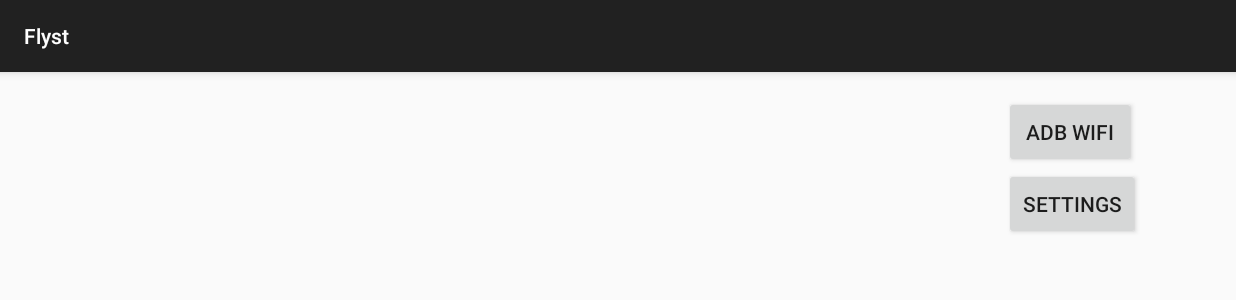
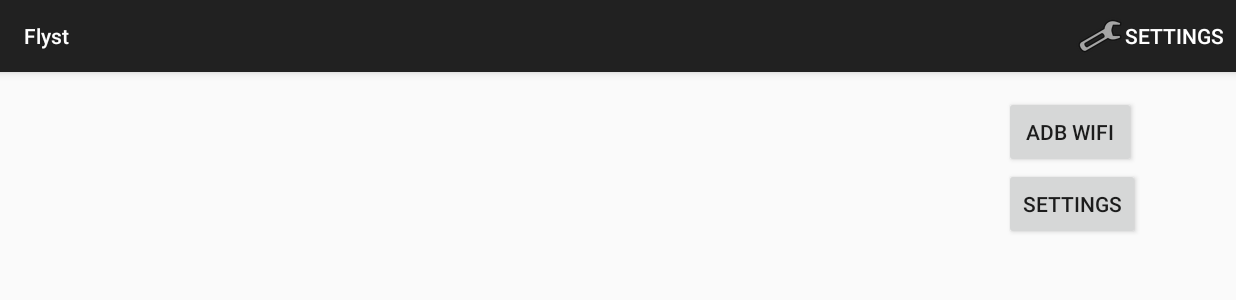
Before and after one commit to chrisemerson/flyst, an Android app: the screen it shows after launch (MainActivity before the commit, LaunchActivity after it), on a phone screen of 824 x 412 dp (held sideways). Shown: the top 300 px of the screen. Run offline under Robolectric (Android 15) with nearby library versions, the phone set to English and light mode, and no system bars.

Commit message:
Renamed MainActivity to LaunchActivity, which is the first screen shown, with a date confirmation box. Created a main menu file to be shown on the main activity eventually, with a settings button

```diff
--- a/app/src/main/AndroidManifest.xml
+++ b/app/src/main/AndroidManifest.xml
@@ -8,7 +8,7 @@
         android:label="@string/app_name"
         android:theme="@style/AppTheme" >
         <activity
-            android:name=".Activity.MainActivity"
+            android:name=".Activity.LaunchActivity"
             android:label="@string/app_name"
             android:screenOrientation="landscape">
             <intent-filter>
--- a/app/src/main/java/uk/co/cemerson/flyst/Activity/FlystActivity.java
+++ b/app/src/main/java/uk/co/cemerson/flyst/Activity/FlystActivity.java
@@ -2,7 +2,11 @@ package uk.co.cemerson.flyst.Activity;
 
 import android.os.Bundle;
 import android.support.v7.app.ActionBarActivity;
+import android.view.Menu;
+import android.view.MenuInflater;
 import android.view.WindowManager;
+
+import uk.co.cemerson.flyst.R;
 
 public class FlystActivity extends ActionBarActivity
 {
@@ -22,4 +26,13 @@ public class FlystActivity extends ActionBarActivity
                 | WindowManager.LayoutParams.FLAG_DISMISS_KEYGUARD
         );
     }
+
+    @Override
+    public boolean onCreateOptionsMenu(Menu menu)
+    {
+        MenuInflater menuInflater = getMenuInflater();
+        menuInflater.inflate(R.menu.main, menu);
+
+        return super.onCreateOptionsMenu(menu);
+    }
 }
--- a/app/src/main/java/uk/co/cemerson/flyst/Activity/MainActivity.java
+++ b/app/src/main/java/uk/co/cemerson/flyst/Activity/LaunchActivity.java
@@ -8,7 +8,7 @@ import android.widget.Button;
 
 import uk.co.cemerson.flyst.R;
 
-public class MainActivity extends FlystActivity
+public class LaunchActivity extends FlystActivity
 {
     @Override
     protected void onCreate(Bundle savedInstanceState)
--- /dev/null
+++ b/app/src/main/res/menu/main.xml
@@ -0,0 +1,11 @@
+<?xml version="1.0" encoding="utf-8"?>
+<menu
+    xmlns:android="http://schemas.android.com/apk/res/android"
+    xmlns:app="http://schemas.android.com/apk/res-auto">
+
+    <item
+        android:id="@+id/item_menu_settings"
+        android:icon="@android:drawable/ic_menu_preferences"
+        android:title="@string/menu_settings_text"
+        app:showAsAction="ifRoom|withText"/>
+</menu>
--- a/app/src/main/res/values/strings.xml
+++ b/app/src/main/res/values/strings.xml
@@ -4,5 +4,8 @@
     <string name="app_name">Flyst</string>
     <string name="adb_wifi_button_text">ADB WiFi</string>
     <string name="main_settings_button_text">Settings</string>
+    <string name="fragment_launch_button_label">Go</string>
+    <string name="fragment_launch_label">Start Flying List For:</string>
+    <string name="menu_settings_text">Settings</string>
 
 </resources>
```
Also changed, not shown: app/src/main/java/uk/co/cemerson/flyst/Entity/FlyingList.java (added, +13 -0 lines), app/src/main/java/uk/co/cemerson/flyst/Fragment/LaunchFragment.java (added, +44 -0 lines), app/src/main/res/layout/fragment_launch.xml (added, +27 -0 lines).
